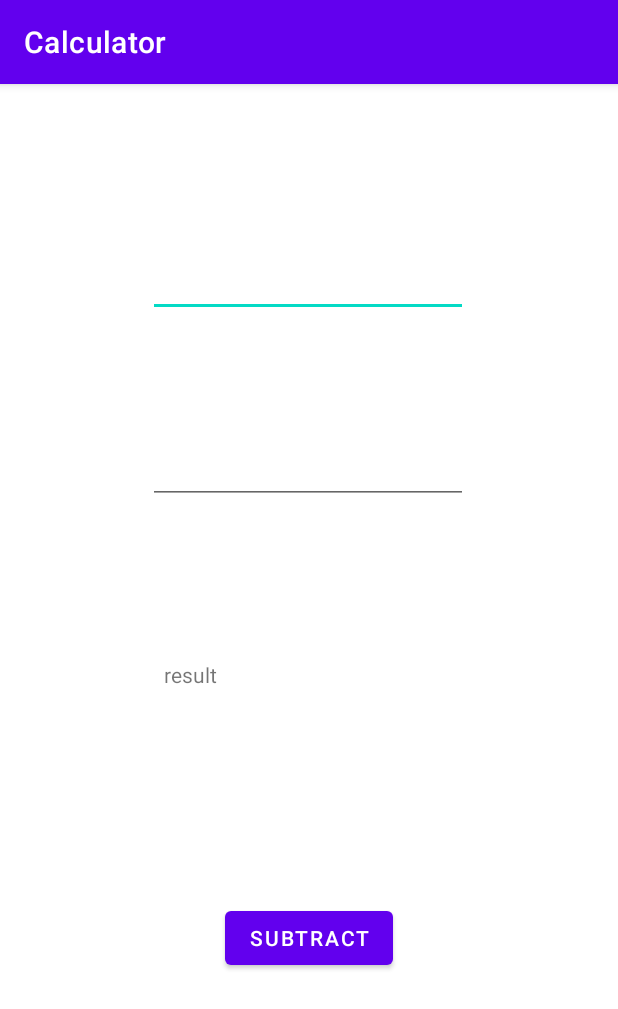
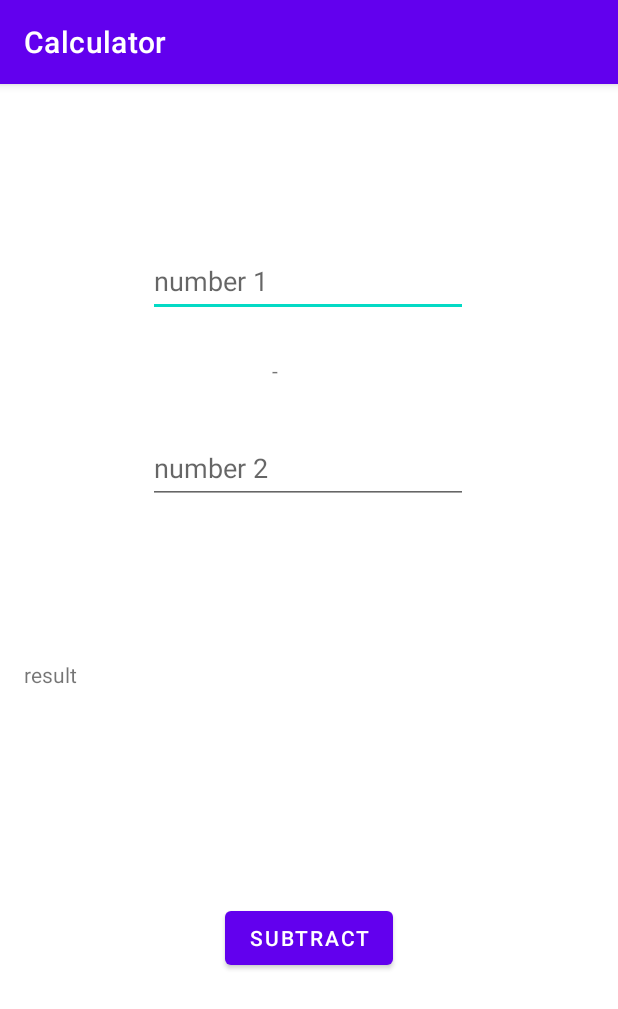
Before and after one commit to minhpham2023/CalculatorProject, an Android app: the screen it shows after launch (MainActivity), on a phone screen of 412 x 824 dp. Shown: the top 1009 px of the screen. Run offline under Robolectric (Android 15) with nearby library versions, the phone set to English and light mode, and no system bars.

```diff
--- a/app/build.gradle
+++ b/app/build.gradle
@@ -1,6 +1,7 @@
 plugins {
     id 'com.android.application'
     id 'org.jetbrains.kotlin.android'
+    id 'kotlin-android-extensions'
 }
 
 android {
--- a/app/src/main/res/layout/activity_main.xml
+++ b/app/src/main/res/layout/activity_main.xml
@@ -8,8 +8,10 @@
 
     <TextView
         android:id="@+id/result"
-        android:layout_width="193dp"
+        android:layout_width="match_parent"
         android:layout_height="82dp"
+        android:layout_marginStart="16dp"
+        android:layout_marginEnd="16dp"
         android:text="result"
         app:layout_constraintBottom_toBottomOf="parent"
         app:layout_constraintEnd_toEndOf="parent"
@@ -18,13 +20,14 @@
         app:layout_constraintVertical_bias="0.56" />
 
     <EditText
-        android:id="@+id/input1"
+        android:id="@+id/firstNumber"
         android:layout_width="wrap_content"
         android:layout_height="wrap_content"
         android:ems="10"
+        android:hint="number 1"
         android:inputType="number"
         android:minHeight="48dp"
-        app:layout_constraintBottom_toTopOf="@+id/input2"
+        app:layout_constraintBottom_toTopOf="@+id/secondNumber"
         app:layout_constraintEnd_toEndOf="parent"
         app:layout_constraintHorizontal_bias="0.497"
         app:layout_constraintStart_toStartOf="parent"
@@ -33,11 +36,12 @@
         tools:ignore="SpeakableTextPresentCheck" />
 
     <EditText
-        android:id="@+id/input2"
+        android:id="@+id/secondNumber"
         android:layout_width="wrap_content"
         android:layout_height="wrap_content"
         android:layout_marginBottom="104dp"
         android:ems="10"
+        android:hint="number 2"
         android:inputType="number"
         android:minHeight="48dp"
         app:layout_constraintBottom_toTopOf="@+id/result"
@@ -52,14 +56,14 @@
         android:layout_height="35dp"
         android:layout_marginTop="112dp"
         android:text="-"
-        app:layout_constraintBottom_toTopOf="@+id/input1"
+        app:layout_constraintBottom_toTopOf="@+id/firstNumber"
         app:layout_constraintEnd_toEndOf="parent"
         app:layout_constraintStart_toStartOf="parent"
         app:layout_constraintTop_toBottomOf="@+id/result"
         app:layout_constraintVertical_bias="0.0" />
 
     <Button
-        android:id="@+id/button_Subtract"
+        android:id="@+id/subtract_Button"
         android:layout_width="wrap_content"
         android:layout_height="wrap_content"
         android:layout_marginBottom="96dp"
@@ -69,4 +73,14 @@
         app:layout_constraintStart_toStartOf="parent"
         app:layout_constraintTop_toBottomOf="@+id/result" />
 
+    <TextView
+        android:id="@+id/minus"
+        android:layout_width="49dp"
+        android:layout_height="25dp"
+        android:text="-"
+        app:layout_constraintBottom_toTopOf="@+id/secondNumber"
+        app:layout_constraintEnd_toEndOf="parent"
+        app:layout_constraintStart_toStartOf="parent"
+        app:layout_constraintTop_toBottomOf="@+id/firstNumber" />
+
 </androidx.constraintlayout.widget.ConstraintLayout>
--- a/build.gradle
+++ b/build.gradle
@@ -3,4 +3,8 @@ plugins {
     id 'com.android.application' version '7.3.1' apply false
     id 'com.android.library' version '7.3.1' apply false
     id 'org.jetbrains.kotlin.android' version '1.7.20' apply false
+
+
+
+
 }
```
Also changed, not shown: app/src/main/java/com/example/calculator/MainActivity.kt (+29 -1 lines).
